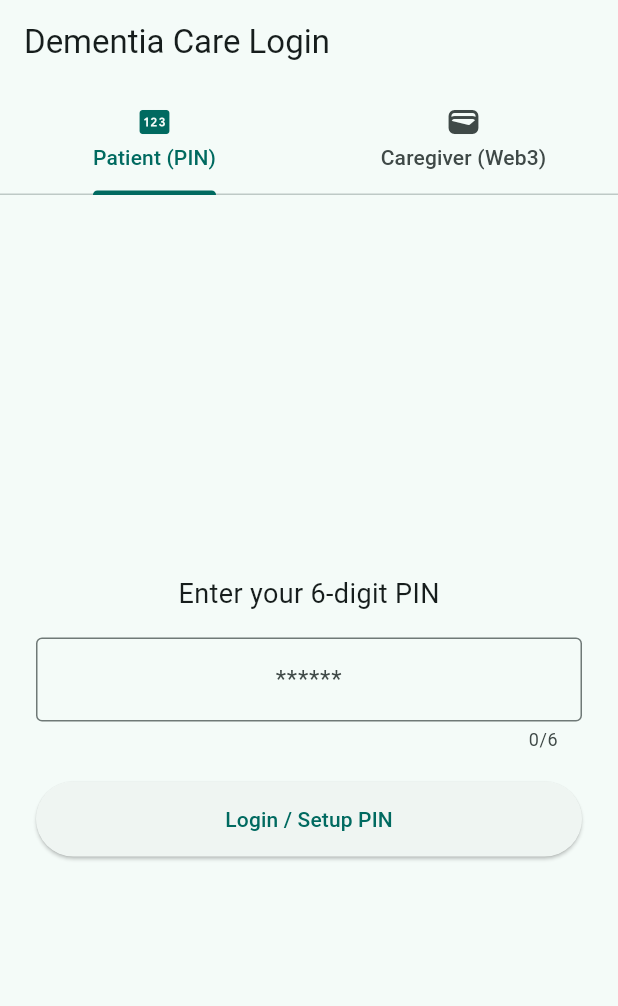
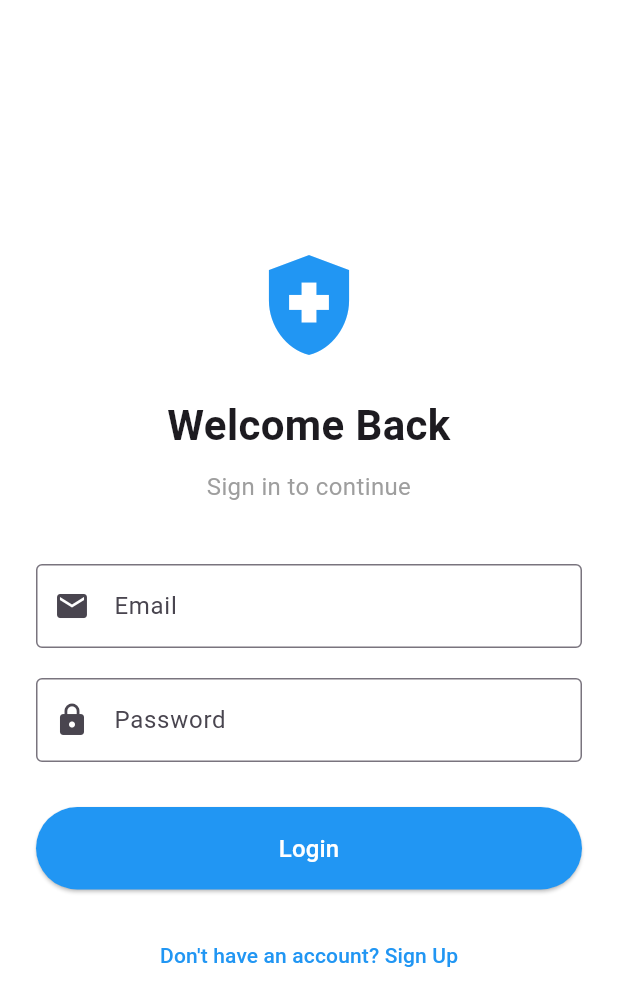
Before and after one commit to anish-kumar007/DementiaModel_VX_26, a Flutter app: the screen it shows after launch, on a phone screen of 412 x 824 dp. Shown: the top 1006 px of the screen. Run offline on Flutter 3.47's test engine with Material 3 defaults, Android fonts, the phone set to English and light mode, and no system bars; our stand-ins replace firebase_auth, firebase_core, material_ui; accounts and stored records are empty.

Commit message:
firebase login init

```diff
--- a/dementia-care/app/dementia/lib/main.dart
+++ b/dementia-care/app/dementia/lib/main.dart
@@ -1,7 +1,14 @@
-import 'package:flutter/material.dart';
-import 'screens/login_screen.dart'; // Ensure this matches your folder structure
+import 'package:material_ui/material_ui.dart';
+import 'package:firebase_core/firebase_core.dart';
+import 'screens/login_screen.dart';
 
-void main() {
+void main() async {
+  WidgetsFlutterBinding.ensureInitialized();
+
+  // Initialize Firebase
+  // Note: You must have google-services.json (Android) or GoogleService-Info.plist (iOS) in your project
+  await Firebase.initializeApp();
+
   runApp(const MyApp());
 }
 
@@ -14,11 +21,9 @@ class MyApp extends StatelessWidget {
       title: 'Dementia Care',
       debugShowCheckedModeBanner: false,
       theme: ThemeData(
-        // This is the correct syntax for the color scheme
-        colorScheme: ColorScheme.fromSeed(seedColor: Colors.teal),
+        primarySwatch: Colors.blue,
         useMaterial3: true,
       ),
-      // This points to your new login screen
       home: const LoginScreen(),
     );
   }
--- a/dementia-care/app/dementia/lib/screens/login_screen.dart
+++ b/dementia-care/app/dementia/lib/screens/login_screen.dart
@@ -1,5 +1,4 @@
 import 'package:flutter/material.dart';
-import 'package:flutter_secure_storage/flutter_secure_storage.dart';
 import '../services/auth_service.dart';
 
 class LoginScreen extends StatefulWidget {
@@ -11,141 +10,178 @@ class LoginScreen extends StatefulWidget {
 
 class _LoginScreenState extends State<LoginScreen> {
   final AuthService _authService = AuthService();
-  final _pinController = TextEditingController();
-  final _walletController = TextEditingController();
-  final _secureStorage = const FlutterSecureStorage();
+  final _formKey = GlobalKey<FormState>();
+
+  final TextEditingController _emailController = TextEditingController();
+  final TextEditingController _passwordController = TextEditingController();
+
   bool _isLoading = false;
-
-  void _handlePatientLogin() async {
-    if (_pinController.text.length < 6) {
-      ScaffoldMessenger.of(context).showSnackBar(
-        const SnackBar(content: Text('Please enter a 6-digit PIN')),
-      );
-      return;
-    }
-
-    setState(() => _isLoading = true);
-    String? storedHash = await _secureStorage.read(key: 'patient_pin_hash');
-
-    if (storedHash == null) {
-      // First time setup
-      String newHash = await _authService.setupPatientPin(_pinController.text);
-      await _secureStorage.write(key: 'patient_pin_hash', value: newHash);
-      ScaffoldMessenger.of(context).showSnackBar(
-        const SnackBar(content: Text('PIN Setup Complete!')),
-      );
-    } else {
-      // Login
-      final isValid = await _authService.loginPatient(_pinController.text, storedHash);
-      if (isValid) {
-        ScaffoldMessenger.of(context).showSnackBar(
-          const SnackBar(content: Text('Patient Login Successful!')),
-        );
-      } else {
-        ScaffoldMessenger.of(context).showSnackBar(
-          const SnackBar(content: Text('Invalid PIN')),
-        );
-      }
-    }
-    setState(() => _isLoading = false);
-  }
-
-  void _handleCaregiverLogin() async {
-    if (_walletController.text.isEmpty) {
-      ScaffoldMessenger.of(context).showSnackBar(
-        const SnackBar(content: Text('Please enter a private key')),
-      );
-      return;
-    }
-
-    setState(() => _isLoading = true);
-    final isValid = await _authService.loginCaregiver(_walletController.text);
-
-    if (isValid) {
-      ScaffoldMessenger.of(context).showSnackBar(
-        const SnackBar(content: Text('Web3 Login Successful!')),
-      );
-    } else {
-      ScaffoldMessenger.of(context).showSnackBar(
-        const SnackBar(content: Text('Web3 Authentication Failed')),
-      );
-    }
-    setState(() => _isLoading = false);
-  }
+  bool _isLogin = true; // Toggle between Login and Sign Up
 
   @override
   void dispose() {
-    _pinController.dispose();
-    _walletController.dispose();
+    _emailController.dispose();
+    _passwordController.dispose();
     super.dispose();
+  }
+
+  Future<void> _submit() async {
+    if (!_formKey.currentState!.validate()) return;
+
+    setState(() {
+      _isLoading = true;
+    });
+
+    try {
+      if (_isLogin) {
+        await _authService.signInWithEmail(
+          _emailController.text.trim(),
+          _passwordController.text.trim(),
+        );
+      } else {
+        await _authService.signUpWithEmail(
+          _emailController.text.trim(),
+          _passwordController.text.trim(),
+        );
+      }
+
+      // If successful, you would navigate to the home screen here
+      // For now, we just show a success message
+      if (mounted) {
+        ScaffoldMessenger.of(context).showSnackBar(
+          SnackBar(content: Text(_isLogin ? 'Login Successful' : 'Sign Up Successful')),
+        );
+      }
+    } catch (e) {
+      if (mounted) {
+        ScaffoldMessenger.of(context).showSnackBar(
+          SnackBar(content: Text(e.toString().replaceFirst('Exception: ', ''))),
+        );
+      }
+    } finally {
+      if (mounted) {
+        setState(() {
+          _isLoading = false;
+        });
+      }
+    }
   }
 
   @override
   Widget build(BuildContext context) {
-    return DefaultTabController(
-      length: 2,
-      child: Scaffold(
-        appBar: AppBar(
-          title: const Text('Dementia Care Login'),
-          bottom: const TabBar(
-            tabs: [
-              Tab(text: 'Patient (PIN)', icon: Icon(Icons.pin)),
-              Tab(text: 'Caregiver (Web3)', icon: Icon(Icons.wallet)),
-            ],
-          ),
-        ),
-        body: TabBarView(
-          children: [
-            // Patient Region
-            Padding(
-              padding: const EdgeInsets.all(24.0),
+    return Scaffold(
+      backgroundColor: Colors.white,
+      body: SafeArea(
+        child: Center(
+          child: SingleChildScrollView(
+            padding: const EdgeInsets.all(24.0),
+            child: Form(
+              key: _formKey,
               child: Column(
                 mainAxisAlignment: MainAxisAlignment.center,
+                crossAxisAlignment: CrossAxisAlignment.stretch,
                 children: [
-                  const Text('Enter your 6-digit PIN', style: TextStyle(fontSize: 18)),
-                  const SizedBox(height: 16),
-                  TextField(
-                    controller: _pinController,
-                    keyboardType: TextInputType.number,
-                    obscureText: true,
-                    maxLength: 6,
-                    textAlign: TextAlign.center,
-                    decoration: const InputDecoration(border: OutlineInputBorder(), hintText: '******'),
+                  const Icon(
+                    Icons.health_and_safety,
+                    size: 80,
+                    color: Colors.blue,
                   ),
                   const SizedBox(height: 20),
+                  Text(
+                    _isLogin ? 'Welcome Back' : 'Create Account',
+                    style: const TextStyle(
+                      fontSize: 28,
+                      fontWeight: FontWeight.bold,
+                    ),
+                    textAlign: TextAlign.center,
+                  ),
+                  const SizedBox(height: 10),
+                  Text(
+                    _isLogin ? 'Sign in to continue' : 'Sign up to get started',
+                    style: const TextStyle(
+                      fontSize: 16,
+                      color: Colors.grey,
+                    ),
+                    textAlign: TextAlign.center,
+                  ),
+                  const SizedBox(height: 40),
+                  TextFormField(
+                    controller: _emailController,
+                    keyboardType: TextInputType.emailAddress,
+                    decoration: const InputDecoration(
+                      labelText: 'Email',
+                      border: OutlineInputBorder(),
+                      prefixIcon: Icon(Icons.email),
+                    ),
+                    validator: (value) {
+                      if (value == null || value.isEmpty) {
+                        return 'Please enter your email';
+                      }
+                      if (!value.contains('@')) {
+                        return 'Please enter a valid email';
+                      }
+                      return null;
+                    },
+                  ),
+                  const SizedBox(height: 20),
+                  TextFormField(
+                    controller: _passwordController,
+                    obscureText: true,
+                    decoration: const InputDecoration(
+                      labelText: 'Password',
+                      border: OutlineInputBorder(),
+                      prefixIcon: Icon(Icons.lock),
+                    ),
+                    validator: (value) {
+                      if (value == null || value.isEmpty) {
+                        return 'Please enter your password';
+                      }
+                      if (value.length < 6) {
+                        return 'Password must be at least 6 characters';
+                      }
+                      return null;
+                    },
+                  ),
+                  const SizedBox(height: 30),
                   ElevatedButton(
-                    onPressed: _isLoading ? null : _handlePatientLogin,
-                    style: ElevatedButton.styleFrom(minimumSize: const Size(double.infinity, 50)),
-                    child: _isLoading ? const CircularProgressIndicator() : const Text('Login / Setup PIN'),
+                    onPressed: _isLoading ? null : _submit,
+                    style: ElevatedButton.styleFrom(
+                      padding: const EdgeInsets.symmetric(vertical: 16),
+                      backgroundColor: Colors.blue,
+                      foregroundColor: Colors.white,
+                    ),
+                    child: _isLoading
+                        ? const SizedBox(
+                            height: 20,
+                            width: 20,
+                            child: CircularProgressIndicator(
+                              strokeWidth: 2,
+                              color: Colors.white,
+                            ),
+                          )
+                        : Text(
+                            _isLogin ? 'Login' : 'Sign Up',
+                            style: const TextStyle(fontSize: 16),
+                          ),
+                  ),
+                  const SizedBox(height: 20),
+                  TextButton(
+                    onPressed: () {
+                      setState(() {
+                        _isLogin = !_isLogin;
+                      });
+                    },
+                    child: Text(
+                      _isLogin
+                          ? "Don't have an account? Sign Up"
+                          : 'Already have an account? Login',
+                      style: const TextStyle(color: Colors.blue),
+                    ),
                   ),
                 ],
               ),
             ),
-            // Caregiver Region
-            Padding(
-              padding: const EdgeInsets.all(24.0),
-              child: Column(
-                mainAxisAlignment: MainAxisAlignment.center,
-                children: [
-                  const Text('Connect Wallet to Manage Account', style: TextStyle(fontSize: 18)),
-                  const SizedBox(height: 16),
-                  TextField(
-                    controller: _walletController,
-                    obscureText: true,
-                    decoration: const InputDecoration(labelText: 'Wallet Private Key (Dev Only)', border: OutlineInputBorder()),
-                  ),
-                  const SizedBox(height: 8),
-                  const Text('*In production, use WalletConnect.', style: TextStyle(color: Colors.red, fontSize: 12)),
-                  const SizedBox(height: 20),
-                  ElevatedButton(
-                    onPressed: _isLoading ? null : _handleCaregiverLogin,
-                    style: ElevatedButton.styleFrom(minimumSize: const Size(double.infinity, 50)),
-                    child: _isLoading ? const CircularProgressIndicator() : const Text('Sign Challenge (Web3)'),
-                  ),
-                ],
-              ),
-            ),
-          ],
+          ),
         ),
       ),
     );
--- a/dementia-care/app/dementia/lib/services/auth_service.dart
+++ b/dementia-care/app/dementia/lib/services/auth_service.dart
@@ -1,22 +1,62 @@
+import 'package:firebase_auth/firebase_auth.dart';
 import 'hash_service.dart';
-import 'web3_service.dart';
 
 class AuthService {
+  final FirebaseAuth _auth = FirebaseAuth.instance;
   final HashService _hashService = HashService();
-  final Web3Service _web3Service = Web3Service();
 
-  Future<bool> loginPatient(String pin, String storedHash) async {
-    return await _hashService.verifyHash(pin, storedHash);
+  // Get current user
+  User? get currentUser => _auth.currentUser;
+
+  // Sign In with Email and Password
+  Future<User?> signInWithEmail(String email, String password) async {
+    try {
+      UserCredential userCredential = await _auth.signInWithEmailAndPassword(
+        email: email,
+        password: password,
+      );
+      return userCredential.user;
+    } on FirebaseAuthException catch (e) {
+      throw Exception(_getErrorMessage(e.code));
+    }
   }
 
-  Future<String> setupPatientPin(String pin) async {
-    return await _hashService.createHash(pin);
+  // Sign Up with Email and Password
+  Future<User?> signUpWithEmail(String email, String password) async {
+    try {
+      // Optional: Hash password before sending if needed by your backend logic
+      // String hashedPassword = await _hashService.hashPassword(password);
+
+      UserCredential userCredential = await _auth.createUserWithEmailAndPassword(
+        email: email,
+        password: password,
+      );
+      return userCredential.user;
+    } on FirebaseAuthException catch (e) {
+      throw Exception(_getErrorMessage(e.code));
+    }
   }
 
-  Future<bool> loginCaregiver(String privateKeyHex) async {
-    final challenge = _web3Service.generateChallenge();
-    final signature = await _web3Service.signChallenge(privateKeyHex, challenge);
-    // In production, send signature to backend to verify. Here we just check if it worked.
-    return signature != null;
+  // Sign Out
+  Future<void> signOut() async {
+    await _auth.signOut();
+  }
+
+  // Helper to get user-friendly error messages
+  String _getErrorMessage(String code) {
+    switch (code) {
+      case 'user-not-found':
+        return 'No user found for that email.';
+      case 'wrong-password':
+        return 'Wrong password provided.';
+      case 'email-already-in-use':
+        return 'The account already exists for that email.';
+      case 'invalid-email':
+        return 'Invalid email address.';
+      case 'weak-password':
+        return 'Password is too weak.';
+      default:
+        return 'An error occurred. Please try again.';
+    }
   }
 }
--- a/dementia-care/app/dementia/lib/services/hash_service.dart
+++ b/dementia-care/app/dementia/lib/services/hash_service.dart
@@ -1,12 +1,14 @@
-import 'package:password_guard/password_guard.dart';
+import 'dart:convert';
+import 'package:crypto/crypto.dart';
 
 class HashService {
-  Future<String> createHash(String pin) async {
-    final result = await PasswordGuard.hash(password: pin);
-    return result.hash;
-  }
+  Future<String> hashPassword(String password) async {
+    // Convert password to bytes
+    final bytes = utf8.encode(password);
 
-  Future<bool> verifyHash(String pin, String storedHash) async {
-    return await PasswordGuard.verify(password: pin, hash: storedHash);
+    // Generate SHA-256 hash
+    final digest = sha256.convert(bytes);
+
+    return digest.toString();
   }
 }
--- a/dementia-care/app/dementia/pubspec.yaml
+++ b/dementia-care/app/dementia/pubspec.yaml
@@ -39,6 +39,8 @@ dependencies:
   # The following adds the Cupertino Icons font to your application.
   # Use with the CupertinoIcons class for iOS style icons.
   cupertino_icons: ^1.0.8
+  firebase_core: ^5.1.0
+  firebase_auth: ^7.0.1
 
 dev_dependencies:
   flutter_test:
```
Also changed, not shown: dementia-care/app/dementia/lib/services/web3_service.dart (+11 -0 lines), dementia-care/app/dementia/pubspec.lock.
